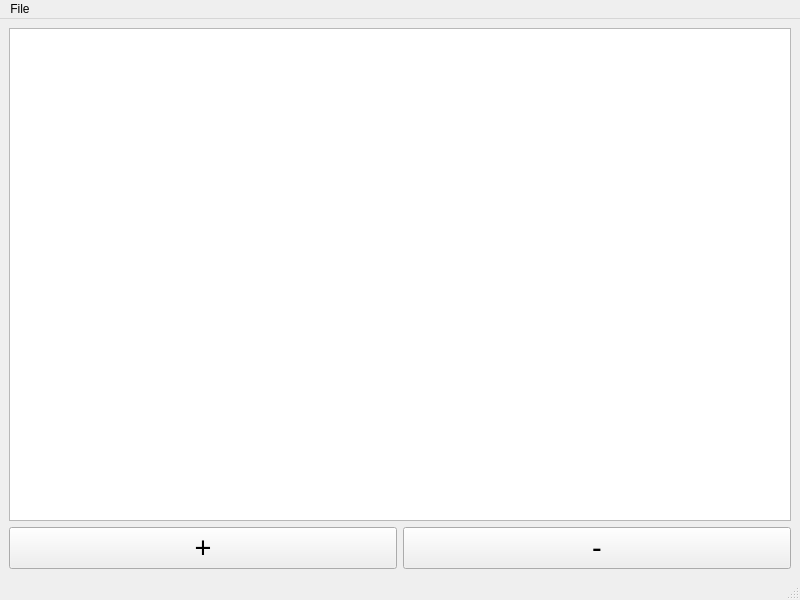
This is todogui.ui in DDeShon/pythonTodo as Qt 5 draws it before an edit. The edited form follows.
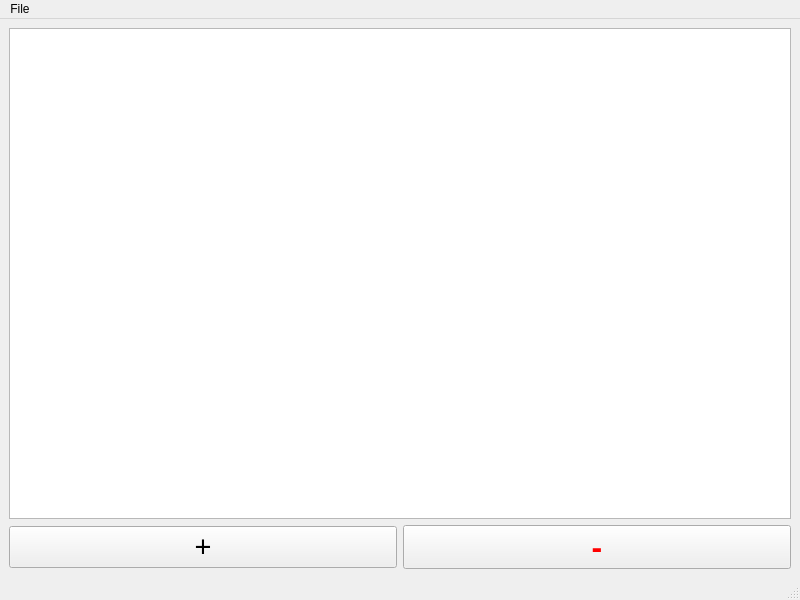
This is the edited form.

Commit message: updated button colors

```diff
--- a/todogui.ui
+++ b/todogui.ui
@@ -32,9 +32,48 @@
     </item>
     <item row="1" column="1">
      <widget class="QPushButton" name="minusButton">
+      <property name="palette">
+       <palette>
+        <active>
+         <colorrole role="ButtonText">
+          <brush brushstyle="SolidPattern">
+           <color alpha="255">
+            <red>255</red>
+            <green>0</green>
+            <blue>0</blue>
+           </color>
+          </brush>
+         </colorrole>
+        </active>
+        <inactive>
+         <colorrole role="ButtonText">
+          <brush brushstyle="SolidPattern">
+           <color alpha="255">
+            <red>255</red>
+            <green>0</green>
+            <blue>0</blue>
+           </color>
+          </brush>
+         </colorrole>
+        </inactive>
+        <disabled>
+         <colorrole role="ButtonText">
+          <brush brushstyle="SolidPattern">
+           <color alpha="255">
+            <red>120</red>
+            <green>120</green>
+            <blue>120</blue>
+           </color>
+          </brush>
+         </colorrole>
+        </disabled>
+       </palette>
+      </property>
       <property name="font">
        <font>
-        <pointsize>22</pointsize>
+        <pointsize>24</pointsize>
+        <weight>75</weight>
+        <bold>true</bold>
        </font>
       </property>
       <property name="text">
```
